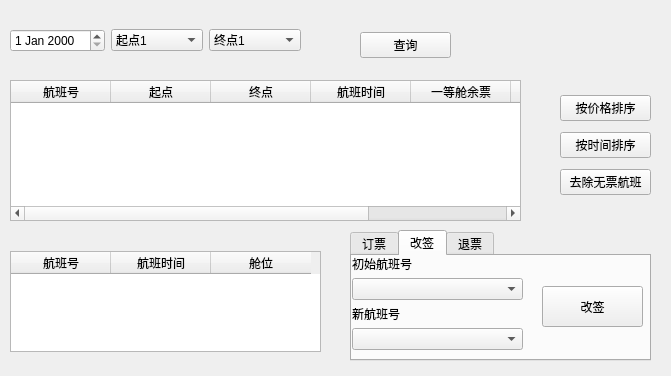
Above: ticketmanagesystem.ui from Ecazy/TicketManageSystem before the change. Below: the same form after it.
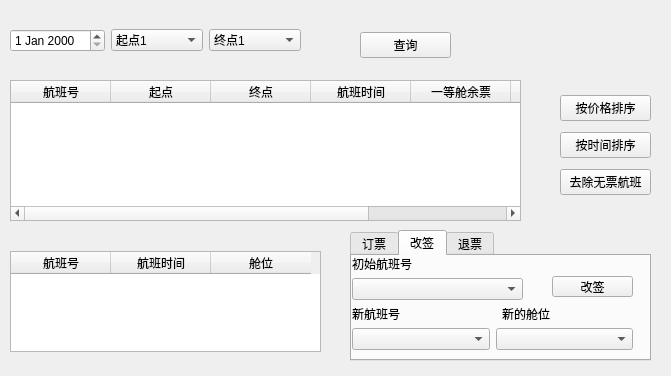
That is the form after the change. The open tabs and pages were chosen to show the change.

What changed in the file:
```diff
--- a/ticketmanagesystem.ui
+++ b/ticketmanagesystem.ui
@@ -316,7 +316,7 @@
       <rect>
        <x>0</x>
        <y>70</y>
-       <width>171</width>
+       <width>281</width>
        <height>26</height>
       </rect>
      </property>
@@ -324,21 +324,37 @@
       <item>
        <widget class="QComboBox" name="BookFlightIDComBox_2"/>
       </item>
+      <item>
+       <widget class="QComboBox" name="TargetClassComboBox"/>
+      </item>
      </layout>
     </widget>
     <widget class="QPushButton" name="Change">
      <property name="geometry">
       <rect>
-       <x>190</x>
-       <y>30</y>
-       <width>101</width>
-       <height>41</height>
+       <x>200</x>
+       <y>20</y>
+       <width>81</width>
+       <height>21</height>
       </rect>
      </property>
      <property name="text">
       <string>改签</string>
      </property>
     </widget>
+    <widget class="QLabel" name="label_5">
+     <property name="geometry">
+      <rect>
+       <x>150</x>
+       <y>50</y>
+       <width>54</width>
+       <height>16</height>
+      </rect>
+     </property>
+     <property name="text">
+      <string>新的舱位</string>
+     </property>
+    </widget>
    </widget>
    <widget class="QWidget" name="ChangeTab">
     <attribute name="title">
```
Left out of the diff: 2 changed lines with no effect on the pictures.
